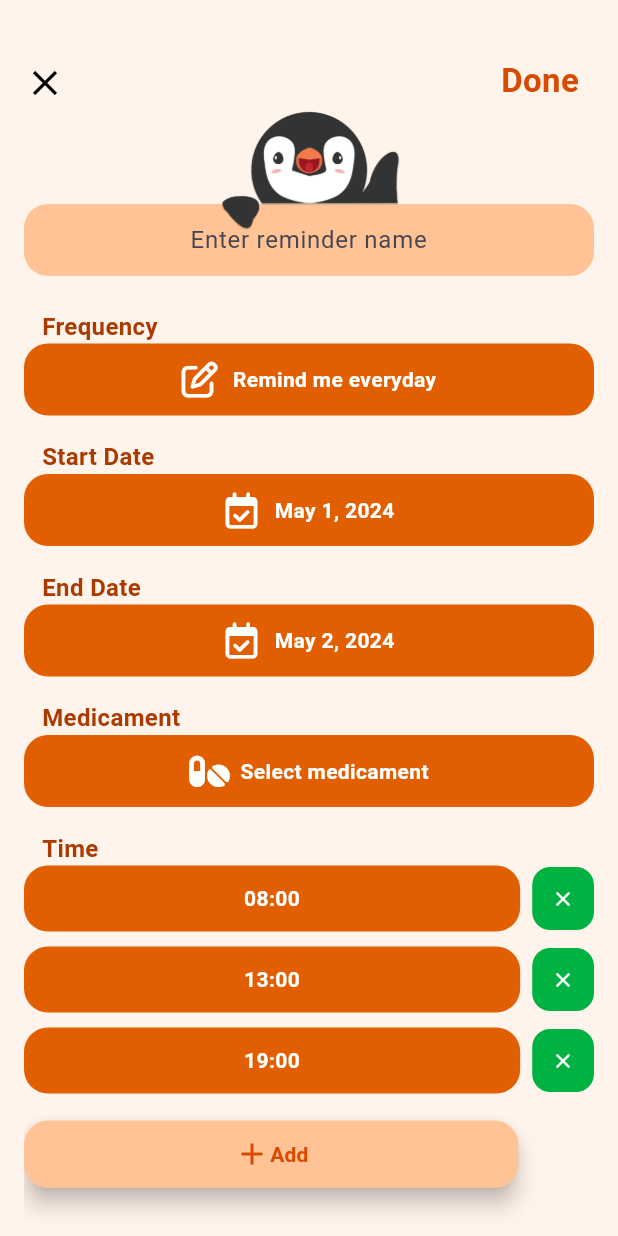
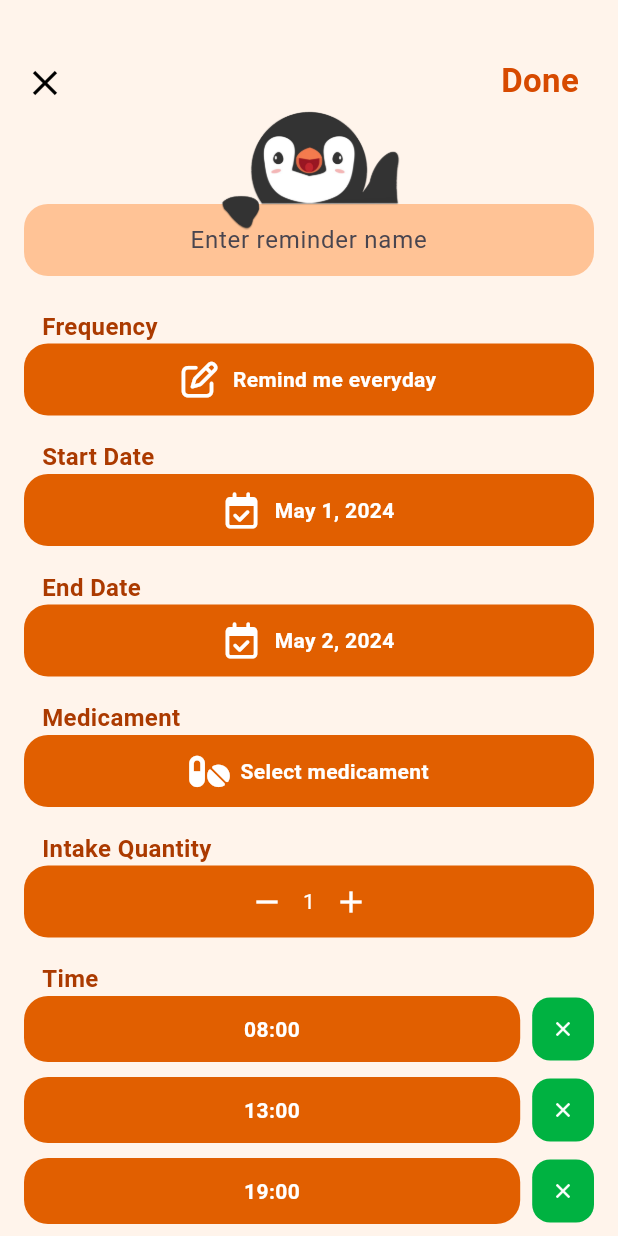
Before and after one commit to YZ1GO/L.EIC017_ES_PRJ, a Flutter app: the AddReminderPage screen opened directly with empty values, on a phone screen of 412 x 824 dp. Run offline on Flutter 3.47's test engine with Material 3 defaults, Android fonts, the phone set to English and light mode, and no system bars; our stand-ins replace firebase_core, firebase_database, flutter_local_notifications, font_awesome_flutter, permission_handler, shared_preferences and 1 more; accounts and stored records are empty.

Commit message:
changing quantity implemented but not refreshing rightway

```diff
--- a/app/lib/reminders.dart
+++ b/app/lib/reminders.dart
@@ -10,6 +10,7 @@ class Reminder {
   DateTime startDate;
   DateTime endDate;
   int medicament;
+  int intakeQuantity;
   List<TimeOfDay> times;
 
   Reminder({
@@ -19,6 +20,7 @@ class Reminder {
     required this.startDate,
     required this.endDate,
     required this.medicament,
+    required this.intakeQuantity,
     required this.times,
   });
 
@@ -30,6 +32,7 @@ class Reminder {
       'startDate': startDate.millisecondsSinceEpoch,
       'endDate': endDate.millisecondsSinceEpoch,
       'medicament': medicament,
+      'intakeQuantity': intakeQuantity,
       'times': times.map((time) => time.hour * 60 + time.minute).toList().join(','), // Convert list to string
     };
   }
@@ -42,6 +45,7 @@ class Reminder {
       startDate: DateTime.fromMillisecondsSinceEpoch(map['startDate']),
       endDate: DateTime.fromMillisecondsSinceEpoch(map['endDate']),
       medicament: map['medicament'],
+      intakeQuantity: map['intakeQuantity'],
       times: (map['times'] as String)
           .split(',')
           .map((e) => TimeOfDay(hour: int.parse(e) ~/ 60, minute: int.parse(e) % 60))
@@ -55,6 +59,7 @@ class ReminderCard {
   final int reminderId;
   final DateTime day;
   final TimeOfDay time;
+  final int intakeQuantity;
   final bool isTaken;
   final bool isJumped;
   final TimeOfDay? pressedTime;
@@ -64,6 +69,7 @@ class ReminderCard {
     required this.reminderId,
     required this.day,
     required this.time,
+    required this.intakeQuantity,
     required this.isTaken,
     required this.isJumped,
     this.pressedTime,
@@ -75,6 +81,7 @@ class ReminderCard {
       'reminderId': reminderId,
       'day': day.millisecondsSinceEpoch,
       'time': time.hour * 60 + time.minute,
+      'intakeQuantity': intakeQuantity,
       'isTaken': isTaken ? 1 : 0,
       'isJumped': isJumped ? 1 : 0,
       'pressedTime': pressedTime != null ? pressedTime!.hour * 60 + pressedTime!.minute : null,
@@ -87,6 +94,7 @@ class ReminderCard {
       reminderId: map['reminderId'],
       day: DateTime.fromMillisecondsSinceEpoch(map['day']),
       time: TimeOfDay(hour: map['time'] ~/ 60, minute: map['time'] % 60),
+      intakeQuantity: map['intakeQuantity'],
       isTaken: map['isTaken'] == 1,
       isJumped: map['isJumped'] == 1,
       pressedTime: map['pressedTime'] != null ? TimeOfDay(hour: map['pressedTime'] ~/ 60, minute: map['pressedTime'] % 60) : null,
@@ -118,6 +126,7 @@ class ReminderDatabase {
             startDate INTEGER,
             endDate INTEGER,
             medicament INTEGER,
+            intakeQuantity INTEGER,
             times TEXT
           )
           ''',
@@ -130,6 +139,7 @@ class ReminderDatabase {
             reminderId INTEGER,
             day INTEGER,
             time INTEGER,
+            intakeQuantity INTEGER,
             isTaken INTEGER,
             isJumped INTEGER,
             pressedTime INTEGER,
@@ -282,5 +292,4 @@ class ReminderDatabase {
       return [];
     }
   }
-
 }
--- a/app/lib/screens/add_reminder_screen.dart
+++ b/app/lib/screens/add_reminder_screen.dart
@@ -111,6 +111,7 @@ class _AddReminderPageState extends State<AddReminderPage> {
   Medicament? _medicament;
   bool _everyDay = true;
   List<bool> _selectedDays = [false, false, false, false, false, false, false];
+  int _intakeQuantity = 1;
 
   Future<void> _selectStartDate(BuildContext context) async {
     final DateTime? picked = await showDatePicker(
@@ -428,6 +429,57 @@ class _AddReminderPageState extends State<AddReminderPage> {
                       const Padding(
                         padding: EdgeInsets.only(left: 12.0),
                         child: Text(
+                          'Intake Quantity',
+                          style: TextStyle(
+                            fontWeight: FontWeight.w600,
+                            fontSize: 16,
+                            color: Color.fromRGBO(171, 58, 0, 1),
+                          ),
+                        ),
+                      ),
+                      Container(
+                        decoration: BoxDecoration(
+                          color: const Color.fromRGBO(225, 95, 0, 1),
+                          borderRadius: BorderRadius.circular(16.0),
+                        ),
+                        child: Row(
+                          mainAxisAlignment: MainAxisAlignment.center,
+                          children: <Widget>[
+                            IconButton(
+                              icon: const Icon(
+                                Icons.remove,
+                                color: Colors.white,
+                              ),
+                              onPressed: () {
+                                setState(() {
+                                  if (_intakeQuantity > 1) _intakeQuantity --;
+                                });
+                              },
+                            ),
+                            Text(
+                              '$_intakeQuantity',
+                              style: const TextStyle(
+                                color: Colors.white,
+                              ),
+                            ),
+                            IconButton(
+                              icon: const Icon(
+                                Icons.add,
+                                color: Colors.white,
+                              ),
+                              onPressed: () {
+                                setState(() {
+                                  _intakeQuantity ++;
+                                });
+                              },
+                            ),
+                          ],
+                        ),
+                      ),
+                      const SizedBox(height: 16.0),
+                      const Padding(
+                        padding: EdgeInsets.only(left: 12.0),
+                        child: Text(
                           'Time',
                           style: TextStyle(
                             fontWeight: FontWeight.w600,
@@ -616,6 +668,7 @@ class _AddReminderPageState extends State<AddReminderPage> {
           startDate: _startDate,
           endDate: _endDate,
           medicament: _medicament!.id,
+          intakeQuantity: _intakeQuantity,
           times: _times,
       );
 
@@ -651,6 +704,7 @@ class _AddReminderPageState extends State<AddReminderPage> {
             reminderId: reminderId,
             day: date,
             time: time,
+            intakeQuantity: _intakeQuantity,
             isTaken: false,
             isJumped: false,
           );
```
Also changed, not shown: app/lib/widgets/medication_reminder_widget.dart (+17 -0 lines).
